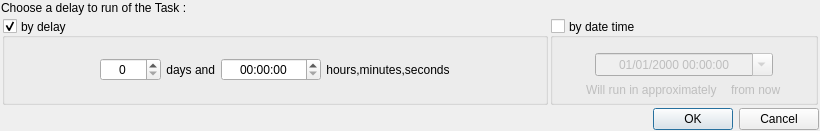
Before: the Qt Designer form ui/getDelayDialog.ui in AmirHammouteneEI/ScheduledPasteAndKeys, drawn with Qt 5.
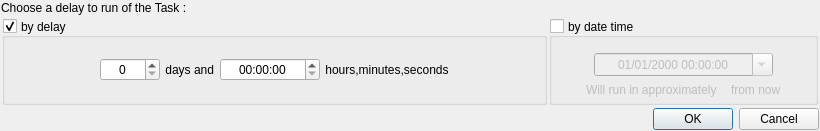
After: the same form once the commit is applied.

```diff
--- a/ui/getDelayDialog.ui
+++ b/ui/getDelayDialog.ui
@@ -117,6 +117,12 @@
          </item>
          <item>
           <widget class="QSpinBox" name="spinBox">
+           <property name="minimumSize">
+            <size>
+             <width>60</width>
+             <height>0</height>
+            </size>
+           </property>
            <property name="alignment">
             <set>Qt::AlignCenter</set>
            </property>
```
